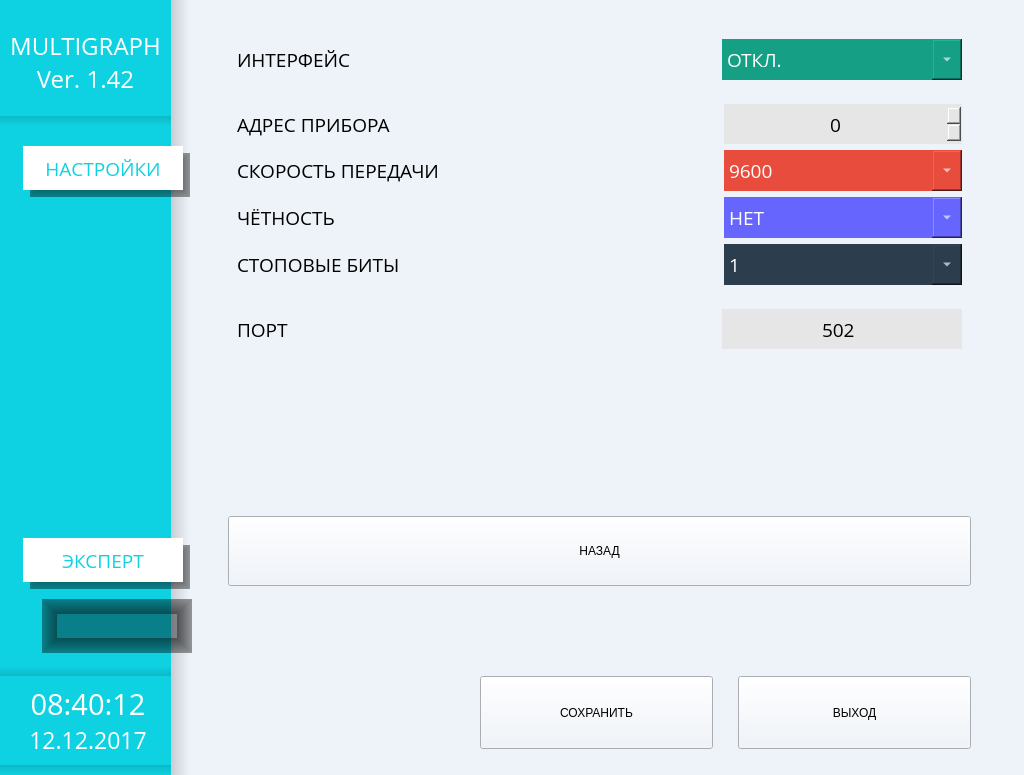
The window that menu.ui (tomyqg/topaz-m) describes before a commit, drawn with Qt 5.
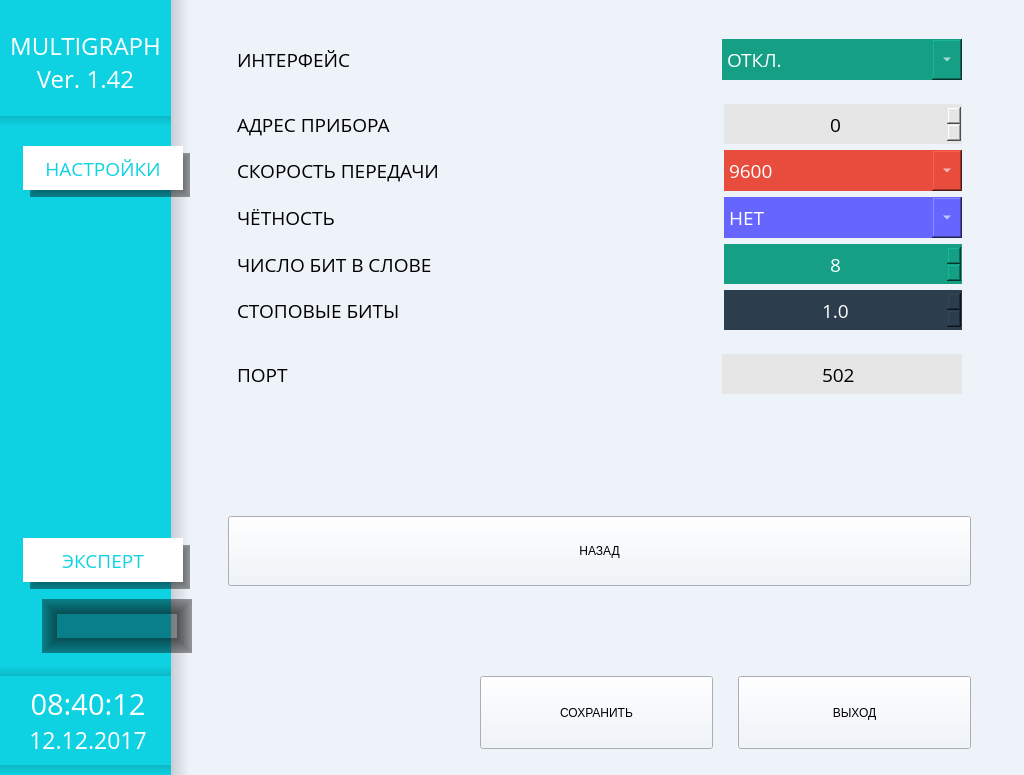
The same window after the commit. The open tabs and pages were chosen to show the change. Icons and pictures are not drawn. Custom widgets are drawn as their Qt base class.

Commit message: Реализация переключение Modbus между  RTU и TCP "на лету"

What changed in the file:
```diff
--- a/menu.ui
+++ b/menu.ui
@@ -10238,7 +10238,7 @@
                 <enum>QFrame::Raised</enum>
                </property>
                <layout class="QGridLayout" name="gridLayout_27">
-                <item row="4" column="0" colspan="2">
+                <item row="5" column="0" colspan="2">
                  <widget class="QLabel" name="labelModbusSlaveStopBit">
                   <property name="font">
                    <font>
@@ -10319,55 +10319,6 @@
                   </item>
                  </widget>
                 </item>
-                <item row="4" column="2">
-                 <widget class="QComboBox" name="comboModbusSlaveStopBit">
-                  <property name="minimumSize">
-                   <size>
-                    <width>0</width>
-                    <height>41</height>
-                   </size>
-                  </property>
-                  <property name="maximumSize">
-                   <size>
-                    <width>16777215</width>
-                    <height>16777215</height>
-                   </size>
-                  </property>
-                  <property name="font">
-                   <font>
-                    <family>Open Sans</family>
-                    <pointsize>14</pointsize>
-                   </font>
-                  </property>
-                  <property name="styleSheet">
-                   <string notr="true">QComboBox {
-	background-color:rgb(44, 61, 77);
-	color: rgb(255 , 255, 255);
-	border-radius: 0px;
-}
-
-QComboBox::drop-down {
-	width:30px;
- }</string>
-                  </property>
-                  <property name="currentIndex">
-                   <number>0</number>
-                  </property>
-                  <property name="insertPolicy">
-                   <enum>QComboBox::InsertAtBottom</enum>
-                  </property>
-                  <item>
-                   <property name="text">
-                    <string>1</string>
-                   </property>
-                  </item>
-                  <item>
-                   <property name="text">
-                    <string>2</string>
-                   </property>
-                  </item>
-                 </widget>
-                </item>
                 <item row="0" column="0">
                  <widget class="QLabel" name="labelModbusSlaveAdress">
                   <property name="font">
@@ -10506,6 +10457,106 @@
                   </property>
                  </widget>
                 </item>
+                <item row="4" column="2">
+                 <widget class="QSpinBox" name="modbusSlaveDataBits">
+                  <property name="minimumSize">
+                   <size>
+                    <width>0</width>
+                    <height>40</height>
+                   </size>
+                  </property>
+                  <property name="font">
+                   <font>
+                    <family>Open Sans</family>
+                    <pointsize>14</pointsize>
+                   </font>
+                  </property>
+                  <property name="styleSheet">
+                   <string notr="true">QSpinBox {
+	background-color: rgb(21, 159, 133);
+	color: rgb(255, 255, 255);
+	border-radius: 0px;
+}
+
+QSpinBox::drop-down {
+	width:30px;
+ }</string>
+                  </property>
+                  <property name="alignment">
+                   <set>Qt::AlignCenter</set>
+                  </property>
+                  <property name="minimum">
+                   <number>5</number>
+                  </property>
+                  <property name="maximum">
+                   <number>8</number>
+                  </property>
+                  <property name="value">
+                   <number>8</number>
+                  </property>
+                 </widget>
+                </item>
+                <item row="4" column="0">
+                 <widget class="QLabel" name="labelModbusDataBits">
+                  <property name="font">
+                   <font>
+                    <family>Open Sans</family>
+                    <pointsize>14</pointsize>
+                   </font>
+                  </property>
+                  <property name="styleSheet">
+                   <string notr="true">color: rgb(0, 0, 0);</string>
+                  </property>
+                  <property name="text">
+                   <string>ЧИСЛО БИТ В СЛОВЕ</string>
+                  </property>
+                  <property name="alignment">
+                   <set>Qt::AlignLeading|Qt::AlignLeft|Qt::AlignVCenter</set>
+                  </property>
+                 </widget>
+                </item>
+                <item row="5" column="2">
+                 <widget class="QDoubleSpinBox" name="modbusSlaveStopBits">
+                  <property name="minimumSize">
+                   <size>
+                    <width>0</width>
+                    <height>40</height>
+                   </size>
+                  </property>
+                  <property name="font">
+                   <font>
+                    <family>Open Sans</family>
+                    <pointsize>14</pointsize>
+                   </font>
+                  </property>
+                  <property name="styleSheet">
+                   <string notr="true">QDoubleSpinBox {	
+background-color:rgb(44, 61, 77);
+	color: rgb(255 , 255, 255);
+	border-radius: 0px;
+}
+
+QDoubleSpinBox::drop-down {
+	width:30px;
+ }</string>
+                  </property>
+                  <property name="alignment">
+                   <set>Qt::AlignCenter</set>
+                  </property>
+                  <property name="decimals">
+                   <number>1</number>
+                  </property>
+                  <property name="minimum">
+                   <double>1.000000000000000</double>
+                  </property>
+                  <property name="maximum">
+                   <double>2.000000000000000</double>
+                  </property>
+                  <property name="singleStep">
+                   <double>0.500000000000000</double>
+                  </property>
+                 </widget>
+                </item>
                </layout>
               </widget>
              </item>
```
Left out of the diff: 8 changed lines with no effect on the pictures. The commit also changes 11 other files.
